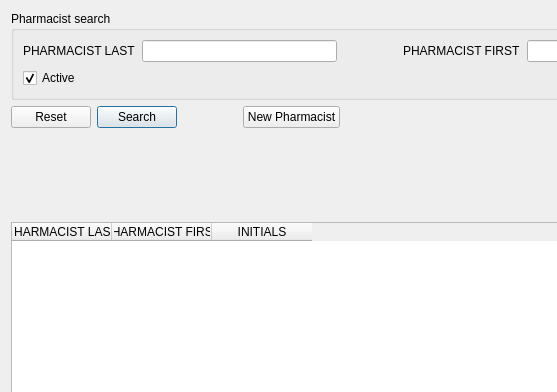
Qt form src/pharmacistframe.ui (kyledevans/Medicine-Track) before a commit; both pictures show x 0 to 557 and y 0 to 392 of the 941 by 657 pixel window.
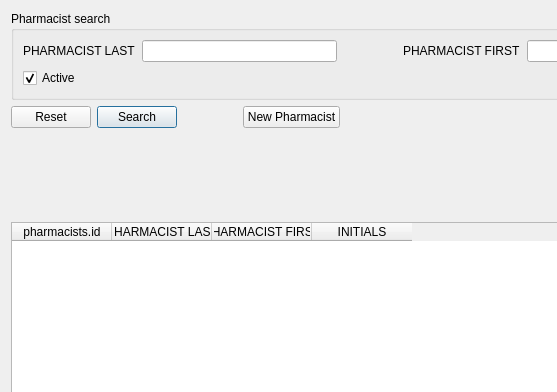
The same form after that commit.

Commit message: Implemented user sorting.

What changed in the file:
```diff
--- a/src/pharmacistframe.ui
+++ b/src/pharmacistframe.ui
@@ -231,8 +231,11 @@
      <property name="selectionBehavior">
       <enum>QAbstractItemView::SelectRows</enum>
      </property>
+     <property name="sortingEnabled">
+      <bool>true</bool>
+     </property>
      <property name="columnCount">
-      <number>3</number>
+      <number>4</number>
      </property>
      <attribute name="horizontalHeaderHighlightSections">
       <bool>false</bool>
@@ -240,6 +243,11 @@
      <attribute name="horizontalHeaderMinimumSectionSize">
       <number>100</number>
      </attribute>
+     <column>
+      <property name="text">
+       <string>pharmacists.id</string>
+      </property>
+     </column>
      <column>
       <property name="text">
        <string comment="PHARMACIST LAST DISPLAY LABEL">PHARMACIST LAST</string>
```
The commit also changes 18 other files.
